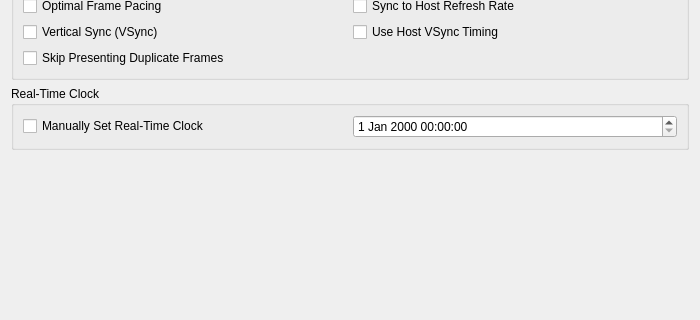
PCSX2/pcsx2, file pcsx2-qt/Settings/EmulationSettingsWidget.ui: the form before one commit; both pictures show x 0 to 700 and y 373 to 693 of the 700 by 800 pixel window.
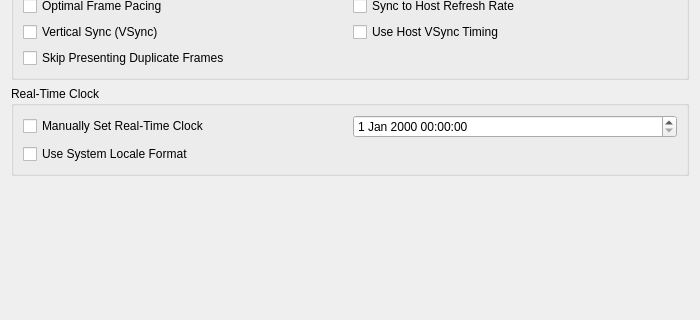
The form after the commit.

Commit message: RTC: Add option to choose between system locale and yyyy-MM-dd HH:mm:ss

Diff of the .ui file:
```diff
--- a/pcsx2-qt/Settings/EmulationSettingsWidget.ui
+++ b/pcsx2-qt/Settings/EmulationSettingsWidget.ui
@@ -266,6 +266,13 @@
       <item row="0" column="1">
        <widget class="QDateTimeEdit" name="rtcDateTime"/>
       </item>
+      <item row="1" column="0">
+       <widget class="QCheckBox" name="rtcUseSystemLocaleFormat">
+        <property name="text">
+         <string>Use System Locale Format</string>
+        </property>
+       </widget>
+      </item>
      </layout>
     </widget>
    </item>
```
The commit also changes 4 other files.
